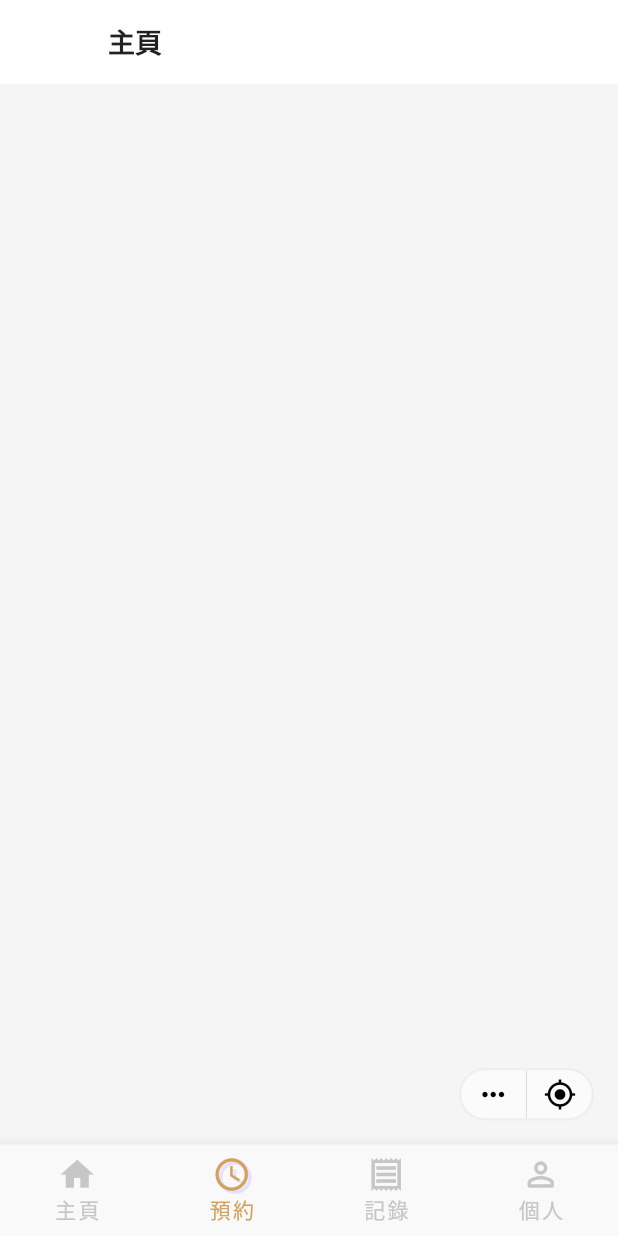
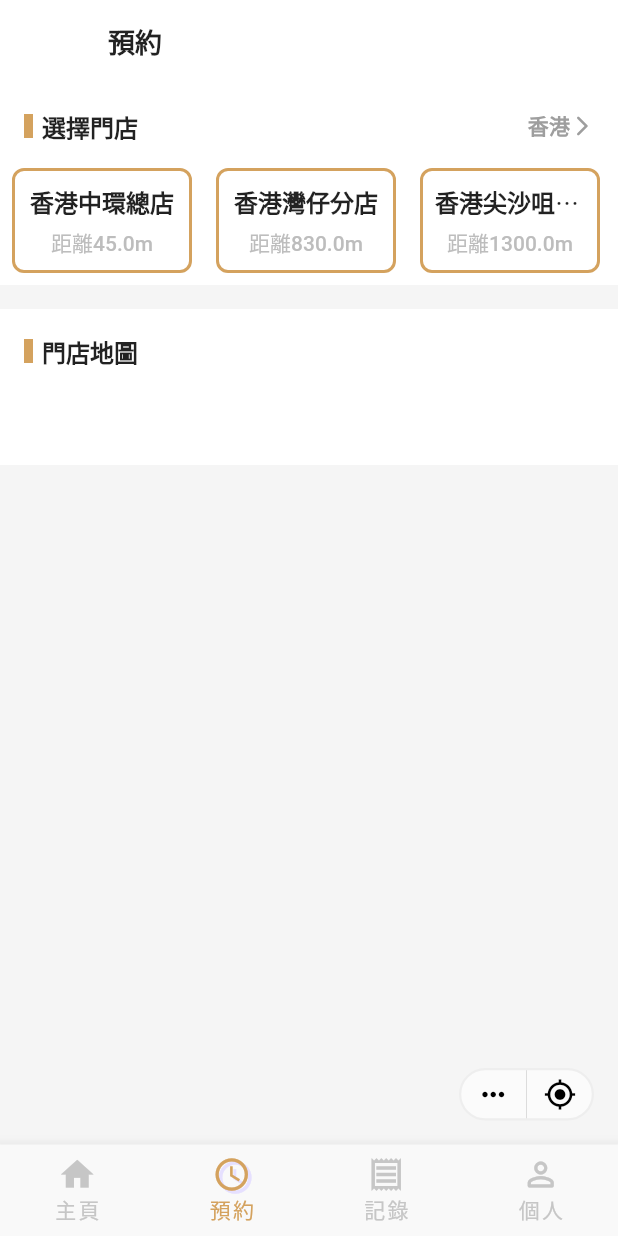
Before and after one commit to tomchan123/glamsy_prototype, a Flutter app: the BookingPage screen opened by its route, on a phone screen of 412 x 824 dp. Run offline on Flutter 3.47's test engine with Material 2 defaults, Android fonts, the phone set to English and light mode, and no system bars; our stand-ins replace carousel_slider, font_awesome_flutter.

Commit message:
add store location sections to booking page

```diff
--- /dev/null
+++ b/lib/core/model/store.dart
@@ -0,0 +1,28 @@
+import 'package:prototype/core/model/store.dart';
+
+class Store {
+  int id;
+  String name;
+  String address;
+  double distance;
+
+  Store(
+    this.id,
+    this.name,
+    this.address,
+    this.distance,
+  );
+
+  bool equal(Store other) {
+    return id == other.id;
+  }
+
+  static List<Store> getAllStores() {
+    return [
+      Store(1, "香港中環總店", "中環愛丁堡廣場5號", 45),
+      Store(2, "香港灣仔分店", "灣仔告士打道7號", 830),
+      Store(3, "香港尖沙咀旗艦店", "尖沙咀彌敦道35-79號", 1300),
+      Store(4, "香港長沙灣分店", "九龍長沙灣道833號1樓121-123 號舖", 3500),
+    ];
+  }
+}
--- a/lib/ui/page/booking/booking.dart
+++ b/lib/ui/page/booking/booking.dart
@@ -1,5 +1,6 @@
 import 'package:flutter/cupertino.dart';
 import 'package:flutter/material.dart';
+import 'package:prototype/core/model/store.dart';
 import 'package:prototype/ui/component/section/section.dart';
 
 import '../../component/bottom_navbar/bottom_navbar.dart';
@@ -15,7 +16,12 @@ class BookingPage extends StatefulWidget {
 }
 
 class _BookingPageState extends State<BookingPage> {
-  var _selectedStore = null;
+  Store? _selectedStore;
+  List<Store> _stores = Store.getAllStores();
+
+  bool _isSelectedStore(Store store) =>
+    _selectedStore?.equal(store) ?? false;
+
 
   @override
   Widget build(BuildContext context) {
@@ -24,13 +30,16 @@ class _BookingPageState extends State<BookingPage> {
     return Scaffold(
       appBar: AppBar(
         title: Text(
-          "主頁",
+          "預約",
           style: theme.textTheme.titleLarge,
         ),
       ),
       body: SingleChildScrollView(
         child: Column(
           children: [
+            _selectStoreSection(theme),
+            SizedBox(height: 16,),
+            _storeMapSection(theme),
           ],
         ),
       ),
@@ -39,7 +48,18 @@ class _BookingPageState extends State<BookingPage> {
     );
   }
 
-  _selecteStoreSection(
+  Widget _storeMapSection(
+    ThemeData theme,
+  ) {
+    return Section(
+      title: "門店地圖",
+      child: Padding(
+        padding: EdgeInsets.all(24),
+      )
+    );
+  }
+
+  Widget _selectStoreSection(
     ThemeData theme,
   ) {
     return Section(
@@ -60,6 +80,7 @@ class _BookingPageState extends State<BookingPage> {
       ),
       title: "選擇門店",
       child: Column(
+        crossAxisAlignment: CrossAxisAlignment.stretch,
         children: [
           _storeList(theme),
           _storeInfo(theme),
@@ -69,20 +90,132 @@ class _BookingPageState extends State<BookingPage> {
   }
 
   Widget _storeList(
-    ThemeData theme
+    ThemeData theme,
   ) {
-    return ListView(
+    return SizedBox(
+      height: 78,
+      child: ListView(
+        padding: EdgeInsets.only(bottom: 8),
+        scrollDirection: Axis.horizontal,
+        children: _stores.map<Widget>((store) {
+          var nameTextStyle = _isSelectedStore(store)
+            ? theme.textTheme.titleMedium!.copyWith(
+              color: theme.colorScheme.onPrimary,
+            )
+            : theme.textTheme.titleMedium;
+          var distTextStyle = _isSelectedStore(store)
+            ? theme.textTheme.labelMedium!.copyWith(
+              color: theme.colorScheme.onPrimary,
+            )
+            : theme.textTheme.labelMedium!.copyWith(
+              color: Colors.grey.shade400,
+            );
+          var containerColor = _isSelectedStore(store)
+            ? theme.colorScheme.primary
+            : theme.colorScheme.background;
 
+          return GestureDetector(
+            onTap: () => setState(() {
+              _selectedStore = store;
+            }),
+            child: Container(
+              width: _isSelectedStore(store) ? null : 120,
+              margin: EdgeInsets.symmetric(horizontal: 8),
+              padding: EdgeInsets.all(8),
+              decoration: BoxDecoration(
+                color: containerColor,
+                borderRadius: BorderRadius.circular(8),
+                border: Border.all(
+                  width: 2,
+                  color: theme.colorScheme.primary,
+                ),
+              ),
+              child: Column(
+                mainAxisSize: MainAxisSize.min,
+                mainAxisAlignment: MainAxisAlignment.spaceBetween,
+                children: [
+                  Text(
+                    store.name,
+                    style: nameTextStyle,
+                    overflow: TextOverflow.ellipsis,
+                  ),
+                  Text(
+                    "距離${store.distance}m",
+                    style: distTextStyle
+                  )
+                ],
+              ),
+            ),
+          );
+        }).toList(),
+      ),
     );
   }
 
   Widget _storeInfo(
     ThemeData theme,
   ) {
-    return Row(
-      children: [
+    if (_selectedStore == null) {
+      return Container();
+    }
 
-      ],
+    return SizedBox(
+      height: 105,
+      child: Padding(
+        padding: EdgeInsets.symmetric(
+          horizontal: 24,
+          vertical: 16
+        ),
+        child: Row(
+          children: [
+            SizedBox(
+              width: 230,
+              child: Column(
+                crossAxisAlignment: CrossAxisAlignment.start,
+                children: [
+                  Text(
+                    _selectedStore!.name,
+                    style: theme.textTheme.titleMedium,
+                  ),
+                  SizedBox(height: 6,),
+                  Text(
+                    _selectedStore!.address,
+                    style: theme.textTheme.bodyMedium!.copyWith(
+                      color: theme.hintColor,
+                    ),
+                  )
+                ],
+              ),
+            ),
+            VerticalDivider(
+              width: 50,
+            ),
+            Expanded(
+              child: Row(
+                mainAxisAlignment: MainAxisAlignment.spaceBetween,
+                children: [
+                  IconButton(
+                    onPressed: () {},
+                    color: theme.colorScheme.primary,
+                    iconSize: 26,
+                    icon: Icon(
+                      CupertinoIcons.location_fill,
+                    ),
+                  ),
+                  IconButton(
+                    onPressed: () {},
+                    color: theme.colorScheme.primary,
+                    iconSize: 26,
+                    icon: Icon(
+                      CupertinoIcons.phone_fill,
+                    )
+                  )
+                ],
+              ),
+            )
+          ],
+        ),
+      ),
     );
   }
 }
--- a/lib/ui/theme/theme_data.dart
+++ b/lib/ui/theme/theme_data.dart
@@ -28,7 +28,7 @@ class AppTheme {
           fontWeight: FontWeight.w500,
         ),
         bodySmall: TextStyle(
-          fontSize: 12,
+          fontSize: 14,
           fontWeight: FontWeight.normal,
         ),
         titleSmall: TextStyle(
--- a/pubspec.yaml
+++ b/pubspec.yaml
@@ -39,6 +39,8 @@ dependencies:
   carousel_slider: ^4.2.1
   image: ^4.0.15
   font_awesome_flutter: ^10.4.0
+  flutter_map: ^3.1.0
+  latlong2: ^0.8.1
 
 dev_dependencies:
   flutter_test:
```
Also changed, not shown: pubspec.lock.
